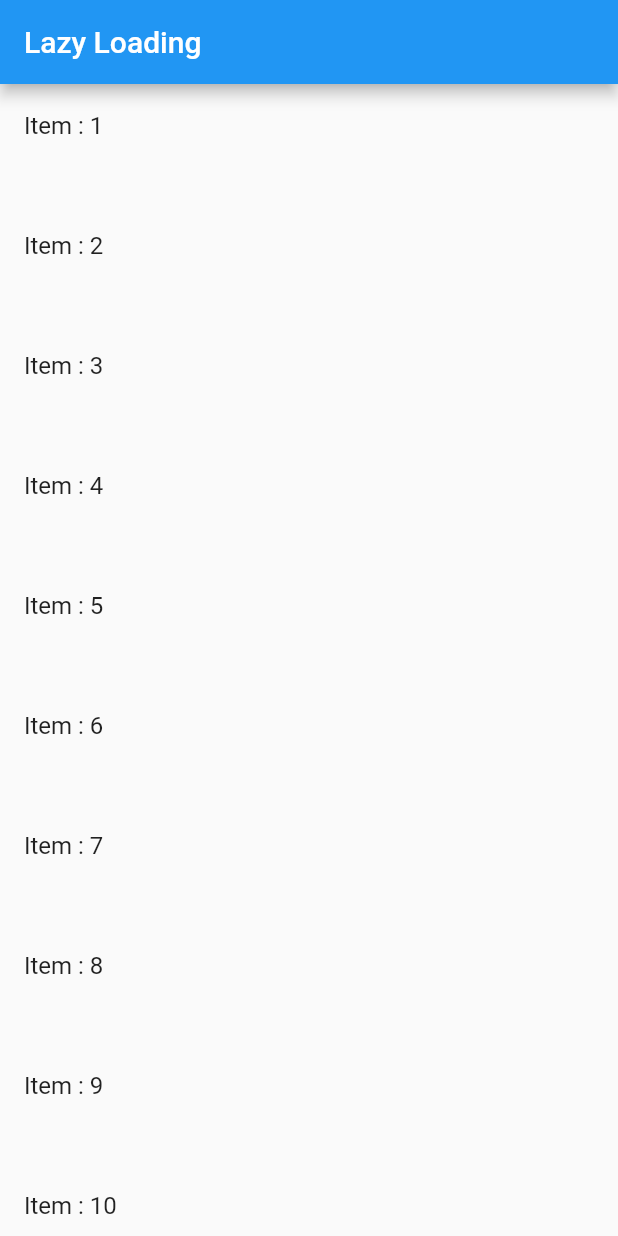
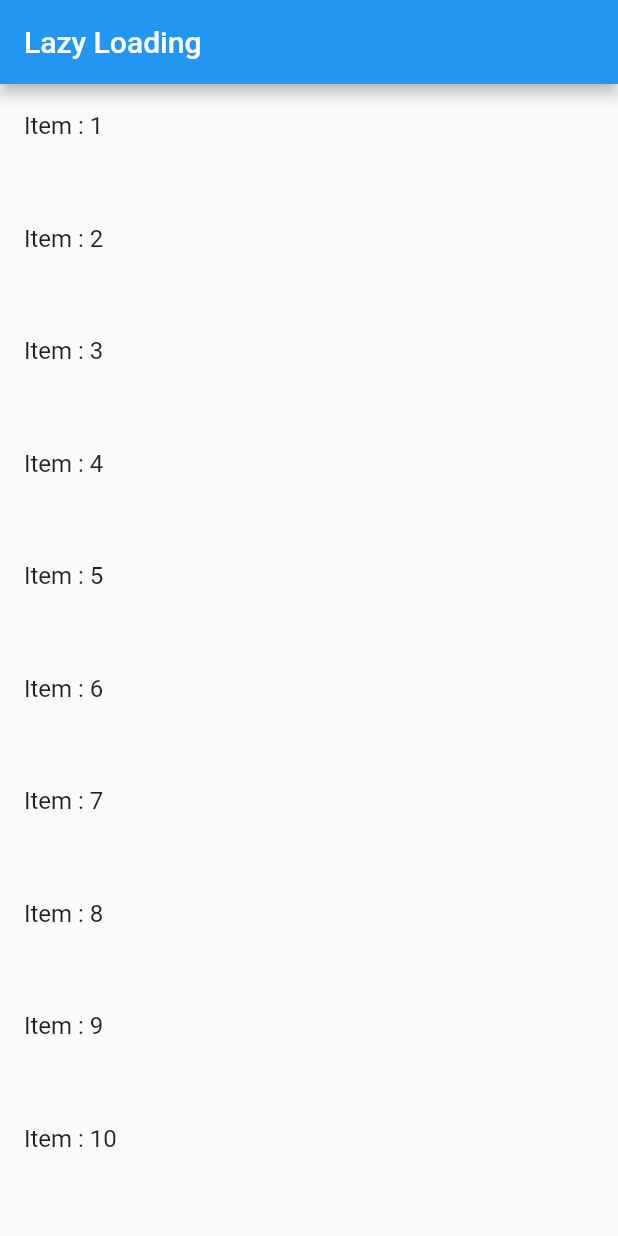
Before and after one commit to fikriprayoga1/flutter-load-more, a Flutter app: the screen it shows after launch, on a phone screen of 412 x 824 dp. Run offline on Flutter 3.47's test engine with Material 2 defaults, Android fonts, the phone set to English and light mode, and no system bars.

Commit message:
Add documentation

```diff
--- a/flutter_load_more/lib/main.dart
+++ b/flutter_load_more/lib/main.dart
@@ -62,7 +62,7 @@ class _HomePageState extends State<HomePage> {
       ),
       body: ListView.builder(
         controller: _scrollController,
-        itemExtent: 80,
+        itemExtent: 75, // How long space between item if all item not fill all screen
         itemBuilder: (context, index) {
           if (index == dummyList.length) {
             return CupertinoActivityIndicator();
```
